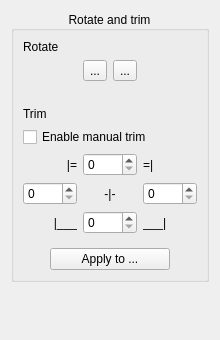
Qt form src/core/filters/fix_orientation/OptionsWidget.ui (2ndmax/scantailor-ocr) before a commit.
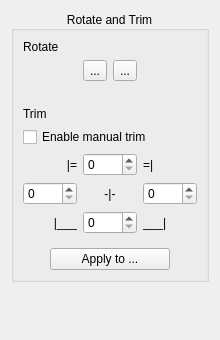
The same form after that commit. Icons and pictures are not drawn. Custom widgets are drawn as their Qt base class.

What changed in the file:
```diff
--- a/src/core/filters/fix_orientation/OptionsWidget.ui
+++ b/src/core/filters/fix_orientation/OptionsWidget.ui
@@ -17,7 +17,7 @@
    <item>
     <widget class="CollapsibleGroupBox" name="rotateGroupBox">
      <property name="title">
-      <string>Rotate and trim</string>
+      <string>Rotate and Trim</string>
      </property>
      <property name="alignment">
       <set>Qt::AlignCenter</set>
```
